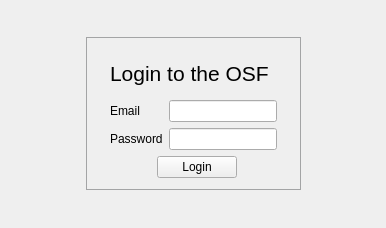
Before: the Qt Designer form JASP-Desktop/backstage/authwidget.ui in jasp-stats/jasp-desktop, drawn with Qt 5.
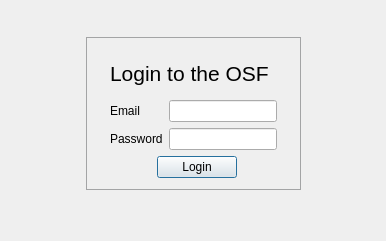
After: the same form once the commit is applied.

Commit message: Fixes to the auth widget (for the OSF)

```diff
--- a/JASP-Desktop/backstage/authwidget.ui
+++ b/JASP-Desktop/backstage/authwidget.ui
@@ -7,7 +7,7 @@
     <x>0</x>
     <y>0</y>
     <width>386</width>
-    <height>228</height>
+    <height>241</height>
    </rect>
   </property>
   <property name="windowTitle">
@@ -103,6 +103,9 @@
            <property name="text">
             <string>Login</string>
            </property>
+           <property name="default">
+            <bool>true</bool>
+           </property>
           </widget>
          </item>
          <item>
```
Left out of the diff: 5 changed lines with no effect on the pictures. The commit also changes 2 other files.
